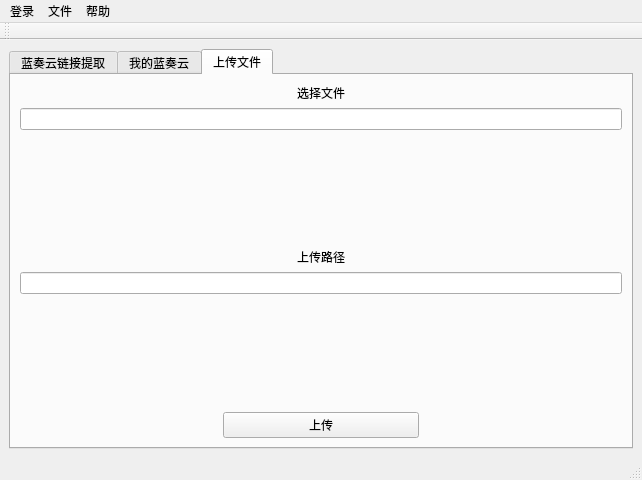
rachpt/lanzou-gui, file lanzou.ui: the form before one commit.
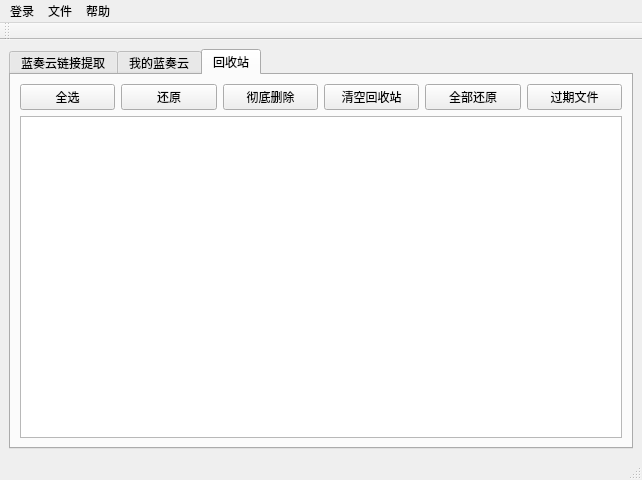
The form after the commit. The open tabs and pages were chosen to show the change.

What changed in the file:
```diff
--- a/lanzou.ui
+++ b/lanzou.ui
@@ -181,72 +181,58 @@
       </widget>
       <widget class="QWidget" name="upload_tab">
        <attribute name="title">
-        <string>上传文件</string>
+        <string>回收站</string>
        </attribute>
-       <layout class="QHBoxLayout" name="horizontalLayout_4">
+       <layout class="QVBoxLayout" name="verticalLayout">
         <item>
-         <layout class="QGridLayout" name="gridLayout_up">
-          <item row="0" column="1">
-           <widget class="QLabel" name="label_up_select_file">
+         <layout class="QHBoxLayout" name="horizontalLayout_rec">
+          <item>
+           <widget class="QPushButton" name="pushButton">
             <property name="text">
-             <string>选择文件</string>
+             <string>全选</string>
             </property>
-            <property name="alignment">
-             <set>Qt::AlignCenter</set>
-            </property>
            </widget>
           </item>
-          <item row="1" column="0" colspan="3">
-           <widget class="QLineEdit" name="line_up_files"/>
-          </item>
-          <item row="5" column="1">
-           <spacer name="verticalSpacer_2">
-            <property name="orientation">
-             <enum>Qt::Vertical</enum>
+          <item>
+           <widget class="QPushButton" name="pushButton_2">
+            <property name="text">
+             <string>还原</string>
             </property>
-            <property name="sizeHint" stdset="0">
-             <size>
-              <width>20</width>
-              <height>40</height>
-             </size>
-            </property>
-           </spacer>
+           </widget>
           </item>
-          <item row="3" column="1">
-           <widget class="QLabel" name="label_up_cloud_path">
+          <item>
+           <widget class="QPushButton" name="pushButton_3">
             <property name="text">
-             <string>上传路径</string>
+             <string>彻底删除</string>
             </property>
-            <property name="alignment">
-             <set>Qt::AlignCenter</set>
-            </property>
            </widget>
           </item>
-          <item row="6" column="1">
-           <widget class="QPushButton" name="btn_upload">
+          <item>
+           <widget class="QPushButton" name="pushButton_4">
             <property name="text">
-             <string>上传</string>
+             <string>清空回收站</string>
             </property>
            </widget>
           </item>
-          <item row="2" column="1">
-           <spacer name="verticalSpacer_1">
-            <property name="orientation">
-             <enum>Qt::Vertical</enum>
+          <item>
+           <widget class="QPushButton" name="pushButton_5">
+            <property name="text">
+             <string>全部还原</string>
             </property>
-            <property name="sizeHint" stdset="0">
-             <size>
-              <width>20</width>
-              <height>40</height>
-             </size>
-            </property>
-           </spacer>
+           </widget>
           </item>
-          <item row="4" column="0" colspan="3">
-           <widget class="QLineEdit" name="line_up_cloud_path"/>
+          <item>
+           <widget class="QPushButton" name="pushButton_6">
+            <property name="text">
+             <string>过期文件</string>
+            </property>
+           </widget>
           </item>
          </layout>
         </item>
+        <item>
+         <widget class="QTableView" name="tableView_rec"/>
+        </item>
        </layout>
       </widget>
      </widget>
```
Left out of the diff: 30 changed lines with no effect on the pictures. Lines whose indentation alone changed are shown as unchanged.
